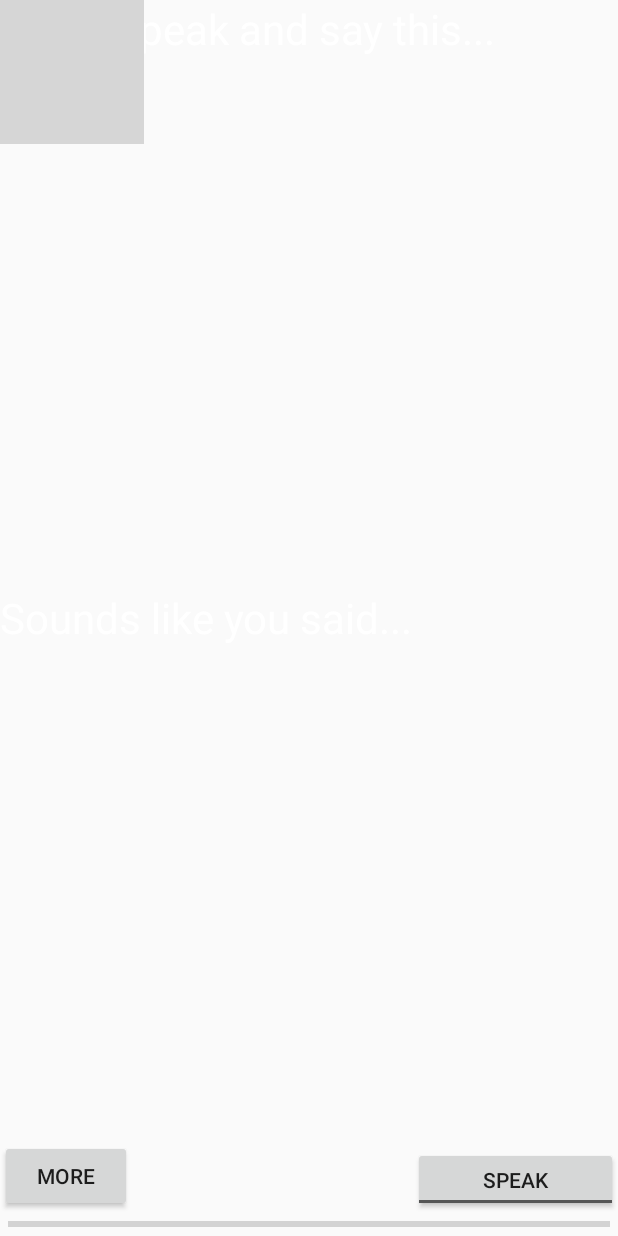
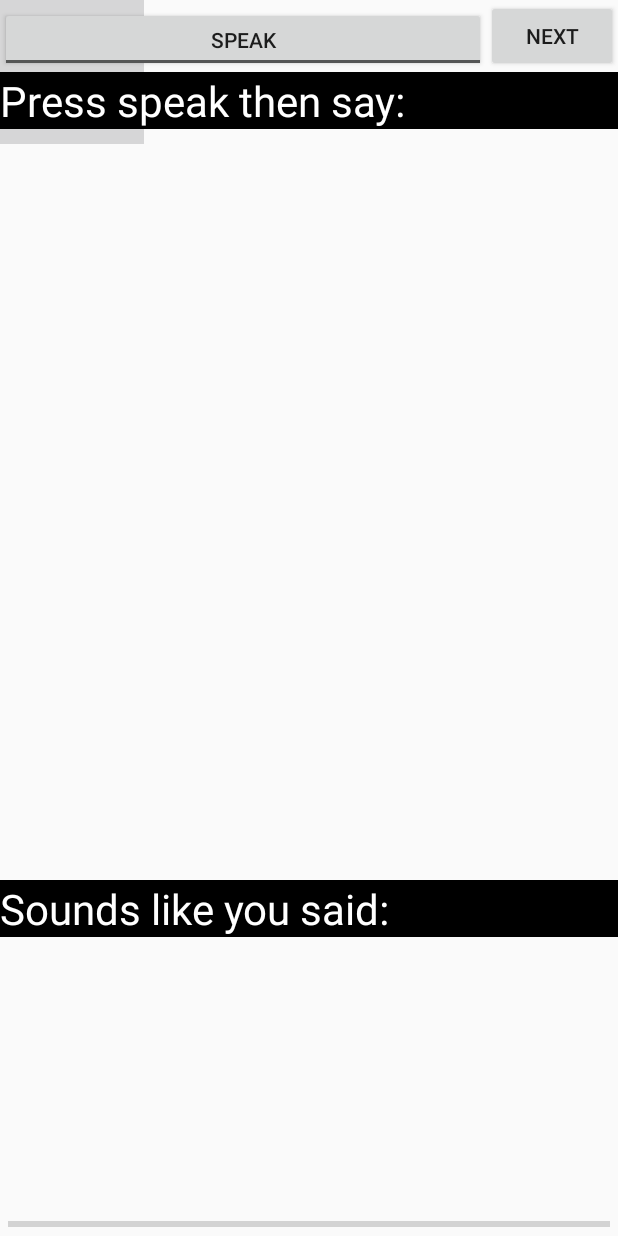
Before and after one commit to jshepdevelopment/SpeechMaster, an Android app: the layout activity_main.xml on its own in the app's theme, with its tools: preview values and no code run, on a phone screen of 412 x 824 dp. Run offline under Robolectric (Android 15) with nearby library versions, the phone set to English and light mode, and no system bars; grey boxes are pictures that could not be loaded.

Commit message:
UI updates.

```diff
--- a/app/src/main/java/com/rickgoldman/speechmaster/VoiceRecognitionActivity.java
+++ b/app/src/main/java/com/rickgoldman/speechmaster/VoiceRecognitionActivity.java
@@ -14,7 +14,6 @@ import android.widget.Button;
 import android.widget.ImageView;
 import android.widget.Toast;
 import android.content.Context;
-import android.graphics.PorterDuff;
 import android.speech.RecognitionListener;
 import android.speech.RecognizerIntent;
 import android.speech.SpeechRecognizer;
@@ -24,7 +23,6 @@ import android.util.Log;
 import android.view.Menu;
 import android.view.MenuInflater;
 import android.view.MenuItem;
-import android.view.MotionEvent;
 import android.view.View;
 import android.widget.CompoundButton;
 import android.widget.CompoundButton.OnCheckedChangeListener;
@@ -53,8 +51,6 @@ public class VoiceRecognitionActivity extends ActionBarActivity implements Recog
         progressBar = (ProgressBar) findViewById(R.id.progressBar1);
         toggleButton = (ToggleButton) findViewById(R.id.toggleButton1);
         randomButton = (Button) findViewById(R.id.randomButton);
-        getSupportActionBar().setDisplayShowHomeEnabled(true);
-        getSupportActionBar().setIcon(R.drawable.ic_launcher);
 
         progressBar.setVisibility(View.INVISIBLE);
         speech = SpeechRecognizer.createSpeechRecognizer(this);
--- a/app/src/main/res/layout/activity_main.xml
+++ b/app/src/main/res/layout/activity_main.xml
@@ -32,10 +32,11 @@
         android:textSize="20sp"
         android:textColor="#FFFFFF"
         android:shadowColor="#333333"
-        android:layout_below="@+id/textView2"
+        android:layout_alignTop="@+id/textView2"
         android:layout_alignParentLeft="true"
         android:layout_alignParentStart="true"
-        android:layout_above="@+id/toggleButton1" />
+        android:layout_marginTop="57dp"
+        android:layout_alignParentBottom="true" />
 
     <ToggleButton
         android:layout_width="49dp"
@@ -44,11 +45,10 @@
         android:textOff="Speak"
         android:textOn="Speaking"
 
-        android:layout_above="@+id/progressBar1"
-        android:layout_alignParentRight="true"
-        android:layout_alignParentEnd="true"
-        android:layout_toRightOf="@+id/textView2"
-        android:layout_toEndOf="@+id/textView2" />
+        android:layout_above="@+id/textView"
+        android:layout_alignParentLeft="true"
+        android:layout_alignParentStart="true"
+        android:layout_toStartOf="@+id/randomButton" />
 
     <TextView
         android:layout_width="wrap_content"
@@ -58,9 +58,12 @@
         android:textSize="28sp"
         android:textColor="#FFFFFF"
         android:id="@+id/textView"
-        android:layout_alignParentTop="true"
+        android:background="#ff000000"
+        android:layout_below="@+id/randomButton"
         android:layout_alignParentLeft="true"
-        android:layout_alignParentStart="true" />
+        android:layout_alignParentStart="true"
+        android:layout_alignParentRight="true"
+        android:layout_alignParentEnd="true" />
 
     <TextView
         android:layout_width="wrap_content"
@@ -70,9 +73,13 @@
         android:textSize="28sp"
         android:textColor="#FFFFFF"
         android:id="@+id/textView2"
-        android:layout_centerVertical="true"
+        android:background="#ff000000"
+        android:layout_above="@+id/progressBar1"
         android:layout_alignParentLeft="true"
-        android:layout_alignParentStart="true" />
+        android:layout_alignParentStart="true"
+        android:layout_marginBottom="183dp"
+        android:layout_alignParentRight="true"
+        android:layout_alignParentEnd="true" />
 
     <TextView
         android:id="@+id/textPhrase"
@@ -97,8 +104,8 @@
         android:clickable="true"
         android:onClick="makePhrase"
 
-        android:layout_above="@+id/progressBar1"
-        android:layout_alignParentLeft="true"
-        android:layout_alignParentStart="true" />
+        android:layout_alignParentTop="true"
+        android:layout_alignParentRight="true"
+        android:layout_alignParentEnd="true" />
 
 </RelativeLayout>
--- a/app/src/main/res/menu/menu_main.xml
+++ b/app/src/main/res/menu/menu_main.xml
@@ -21,6 +21,7 @@
         app:showAsAction="always"/>
 
     <item android:id="@+id/action_about" android:title="@string/action_about"
+        android:icon="@drawable/ic_launcher"
         android:orderInCategory="100" app:showAsAction="always" />
 
 
--- a/app/src/main/res/values/strings.xml
+++ b/app/src/main/res/values/strings.xml
@@ -15,9 +15,9 @@
 
     <string name="speech_not_supported">Sorry! Your device doesn\'t support speech input.</string>
 
-    <string name="more">More</string>
-    <string name="say_this">Press speak and say this...</string>
-    <string name="sounds_like">Sounds like you said...</string>
+    <string name="more">Next</string>
+    <string name="say_this">Press speak then say:</string>
+    <string name="sounds_like">Sounds like you said:</string>
 
     <string name="b1">Hello. \n /həlo/</string>
     <string name="b2">My name is \n /maj nem ɪz/</string>
```
